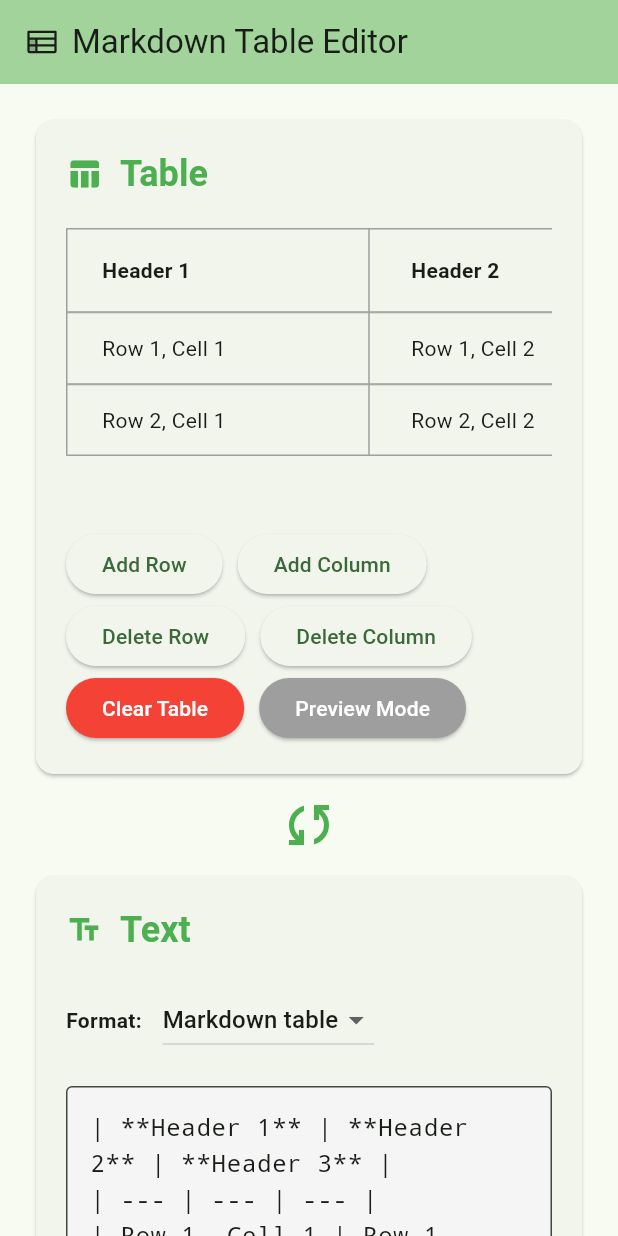
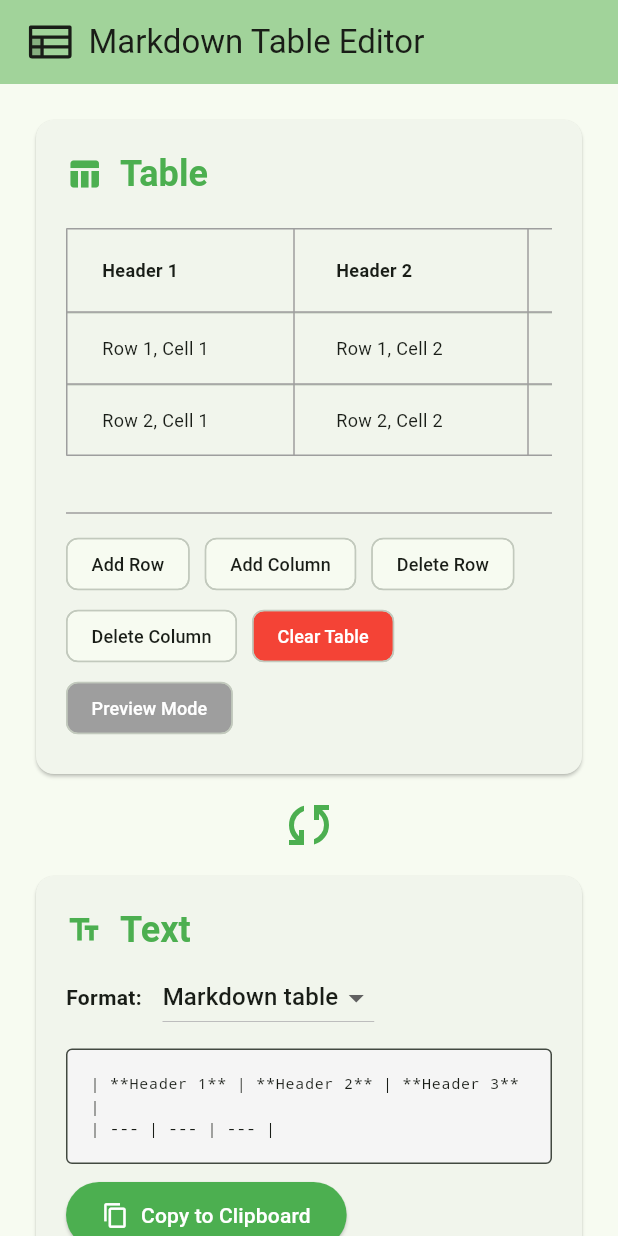
Before and after one commit to philfung/markdown-table-editor, a Flutter app: the screen it shows after launch, on a phone screen of 412 x 824 dp. Run offline on Flutter 3.47's test engine with Material 3 defaults, Android fonts, the phone set to English and light mode, and no system bars; drawn by our look-alikes of flutter_markdown; our stand-ins replace flutter_svg.

Commit message:
a lot of fit and finish to text sizing and box sizing

```diff
--- a/lib/main.dart
+++ b/lib/main.dart
@@ -10,8 +10,15 @@ const double columnWidth = 150.0;
 const int initialHeaders = 3;
 const int snackbarDurationSeconds = 2;
 const double syncIconSize = 40.0;
-const double tableHeight = 180.0;
-const double tableIconSize = 24.0;
+const double tableHeight = 160.0;
+const double tableIconSize = 35.0;
+const double actionChipFontSize = 12.0;
+const double tableCellPadding = 4.0;
+const double tableCellFontSize = 12.0;
+const double tableCellWidth = 100.0;
+const double textAreaFontSize = 10.0;
+const double textAreaSpacing = 10.0;
+const int textAreaHeight = 3;
 
 List<List<String>> tableData = [
   ['**Header 1**', '**Header 2**', '**Header 3**'],
@@ -128,7 +135,9 @@ class _TableEditorPageState extends State<TableEditorPage> {
     return Scaffold(
       appBar: AppBar(
         backgroundColor: Theme.of(context).colorScheme.inversePrimary,
-        title: Row(
+        title: Align(
+          alignment: Alignment.centerLeft,
+          child: Row(
             mainAxisSize: MainAxisSize.min,
             children: [
               SvgPicture.asset(
@@ -143,6 +152,7 @@ class _TableEditorPageState extends State<TableEditorPage> {
               const SizedBox(width: 8),
               const Text('Markdown Table Editor'),
             ],
+          ),
         ),
       ),
       body: GestureDetector(
@@ -228,7 +238,7 @@ class _TableEditorPageState extends State<TableEditorPage> {
                 ),
               ],
             ),
-            const SizedBox(height: 20),
+            const SizedBox(height: 5),
             Row(
               children: [
                 const Text('Format: ', style: TextStyle(fontWeight: FontWeight.bold)),
@@ -252,10 +262,10 @@ class _TableEditorPageState extends State<TableEditorPage> {
                 ),
               ],
             ),
-            const SizedBox(height: 20),
+            const SizedBox(height: textAreaSpacing),
             TextField(
               controller: exportController,
-              maxLines: 5,
+              maxLines: textAreaHeight,
               decoration: const InputDecoration(
                 hintText: 'Paste data here to import or edit text directly. Supports Markdown, CSV, and Google Sheets formats.',
                 hintStyle: TextStyle(color: Colors.grey),
@@ -263,7 +273,7 @@ class _TableEditorPageState extends State<TableEditorPage> {
                 filled: true,
                 fillColor: Color(0xFFF5F5F5),
               ),
-              style: const TextStyle(fontFamily: 'monospace'),
+              style: const TextStyle(fontFamily: 'monospace', fontSize: textAreaFontSize),
               onChanged: (value) {
                 if (value.trim().isNotEmpty) {
                   _handlePastedData(value.trim());
@@ -278,9 +288,8 @@ class _TableEditorPageState extends State<TableEditorPage> {
                 }
               },
             ),
-            const SizedBox(height: 15),
-            Center(
-              child: ElevatedButton.icon(
+            const SizedBox(height: textAreaSpacing),
+            ElevatedButton.icon(
               onPressed: _copyToClipboard,
               icon: const Icon(Icons.copy),
               label: const Text('Copy to Clipboard'),
@@ -288,7 +297,6 @@ class _TableEditorPageState extends State<TableEditorPage> {
                 backgroundColor: Colors.green,
                 foregroundColor: Colors.white,
                 padding: const EdgeInsets.symmetric(horizontal: 24, vertical: 12),
-                ),
               ),
             ),
           ],
@@ -328,12 +336,12 @@ class _TableEditorPageState extends State<TableEditorPage> {
                       });
                     },
 child: SizedBox(
-  width: columnWidth,
+  width: tableCellWidth,
                             child: isPreviewMode
                                 ? MarkdownBody(
                                     data: tableData[0][index],
                                     styleSheet: MarkdownStyleSheet(
-                                p: TextStyle(fontSize: 14),
+                                      p: TextStyle(fontSize: tableCellFontSize),
                                     ),
                                   )
                                 : TextField(
@@ -342,8 +350,9 @@ child: SizedBox(
                               decoration: const InputDecoration(
                                 border: InputBorder.none,
                                 isDense: true,
+                                contentPadding: EdgeInsets.all(tableCellPadding),
                               ),
-                              style: const TextStyle(overflow: TextOverflow.ellipsis),
+                              style: TextStyle(fontSize: tableCellFontSize, overflow: TextOverflow.ellipsis),
                             ),
                     ),
                   ),
@@ -370,12 +379,12 @@ child: SizedBox(
                             });
                           },
                           child: SizedBox(
-                            width: columnWidth,
+                            width: tableCellWidth,
                             child: isPreviewMode
                                 ? MarkdownBody(
                                     data: tableData[actualRowIndex][colIndex],
                                     styleSheet: MarkdownStyleSheet(
-                                      p: TextStyle(fontSize: 14, overflow: TextOverflow.ellipsis),
+                                      p: TextStyle(fontSize: tableCellFontSize, overflow: TextOverflow.ellipsis),
                                     ),
                                     onTapLink: (text, href, title) async {
                                       if (href != null) {
@@ -392,8 +401,9 @@ child: SizedBox(
                                     decoration: const InputDecoration(
                                       border: InputBorder.none,
                                       isDense: true,
+                                      contentPadding: EdgeInsets.all(tableCellPadding),
                                     ),
-                                    style: const TextStyle(overflow: TextOverflow.ellipsis),
+                                    style: TextStyle(fontSize: tableCellFontSize, overflow: TextOverflow.ellipsis),
                                   ),
                           ),
                         ),
@@ -410,38 +420,47 @@ child: SizedBox(
   }
 
   Widget _buildTableControls() {
-    return Wrap(
+    return Column(
+      crossAxisAlignment: CrossAxisAlignment.start,
+      children: [
+        const Divider(height: 20, thickness: 1, color: Colors.grey),
+        Wrap(
+          alignment: WrapAlignment.start,
           spacing: 10,
           children: [
-        ElevatedButton(
+            ActionChip(
+              label: const Text('Add Row', style: TextStyle(fontSize: actionChipFontSize)),
               onPressed: _addRow,
-          child: const Text('Add Row'),
             ),
-        ElevatedButton(
+            ActionChip(
+              label: const Text('Add Column', style: TextStyle(fontSize: actionChipFontSize)),
               onPressed: _addColumn,
-          child: const Text('Add Column'),
             ),
-        ElevatedButton(
+            ActionChip(
+              label: const Text('Delete Row', style: TextStyle(fontSize: actionChipFontSize)),
               onPressed: _deleteRow,
-          child: const Text('Delete Row'),
             ),
-        ElevatedButton(
+            ActionChip(
+              label: const Text('Delete Column', style: TextStyle(fontSize: actionChipFontSize)),
               onPressed: _deleteColumn,
-          child: const Text('Delete Column'),
             ),
-        ElevatedButton(
+            ActionChip(
+              label: const Text('Clear Table', style: TextStyle(fontSize: actionChipFontSize)),
+              backgroundColor: Colors.red,
+              labelStyle: const TextStyle(color: Colors.white, fontSize: actionChipFontSize),
               onPressed: _clearTable,
-          style: ElevatedButton.styleFrom(backgroundColor: Colors.red),
-          child: const Text('Clear Table', style: TextStyle(color: Colors.white)),
             ),
-        ElevatedButton(
+            ActionChip(
+              label: Text(isPreviewMode ? 'Preview Mode' : 'Edit Mode', style: TextStyle(fontSize: actionChipFontSize)),
+              backgroundColor: isPreviewMode ? Colors.grey : Colors.blue,
+              labelStyle: const TextStyle(color: Colors.white, fontSize: actionChipFontSize),
               onPressed: () {
                 setState(() {
                   isPreviewMode = !isPreviewMode;
                 });
               },
-          style: ElevatedButton.styleFrom(backgroundColor: isPreviewMode ? Colors.grey : Colors.blue),
-          child: Text(isPreviewMode ? 'Preview Mode' : 'Edit Mode', style: TextStyle(color: Colors.white)),
+            ),
+          ],
         ),
       ],
     );
```
Lines whose indentation alone changed are shown as unchanged.
